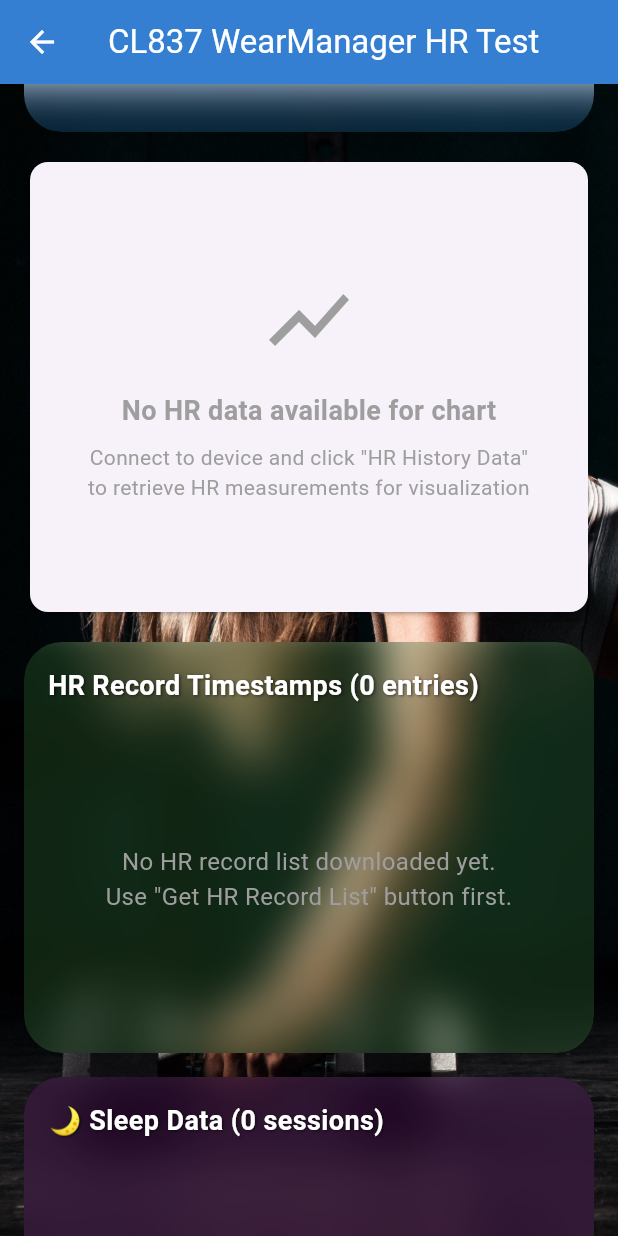
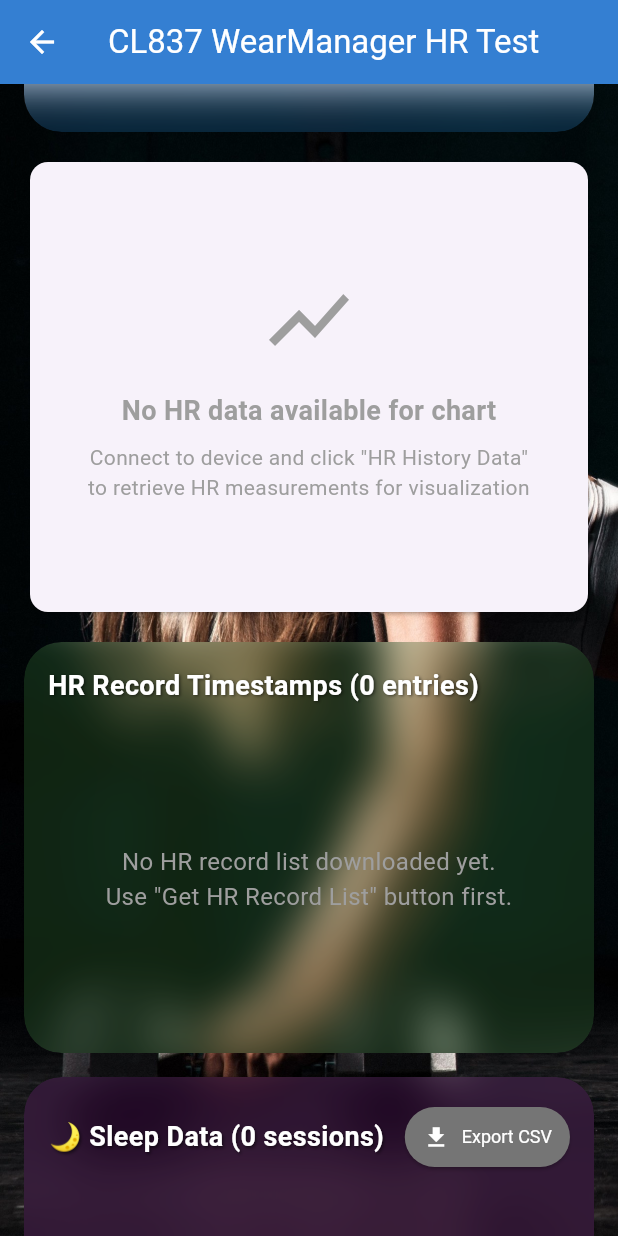
Before and after one commit to paoloartasensi/cl837, a Flutter app: the GrokHrScreen screen opened directly, scrolled down 576 dp, on a phone screen of 412 x 824 dp. Run offline on Flutter 3.47's test engine with Material 3 defaults, Android fonts, the phone set to English and light mode, and no system bars; our stand-ins replace fl_chart, flutter_blue_plus, flutter_local_notifications, permission_handler, share_plus, shared_preferences; accounts and stored records are empty.

Commit message:
fix: Improve code structure and readability in GrokHrScreen

```diff
--- a/lib/screens/grok_hr_screen.dart
+++ b/lib/screens/grok_hr_screen.dart
@@ -2116,13 +2116,24 @@ class _GrokHrScreenState extends State<GrokHrScreen> {
                             ],
                           ),
                         ),
-                        if (_sleepHistoryData.isNotEmpty)
+                        // Always show Export CSV button (will show message if no data)
                         ElevatedButton.icon(
-                            onPressed: _exportSleepDataToCSV,
+                          onPressed: _sleepHistoryData.isNotEmpty
+                              ? _exportSleepDataToCSV
+                              : () {
+                                  ScaffoldMessenger.of(context).showSnackBar(
+                                    const SnackBar(
+                                      content: Text('⚠️ No sleep data to export. Download sleep data first!'),
+                                      backgroundColor: Colors.orange,
+                                    ),
+                                  );
+                                },
                           icon: const Icon(Icons.download, size: 18),
                           label: const Text('Export CSV'),
                           style: ElevatedButton.styleFrom(
-                              backgroundColor: Colors.green.shade700,
+                            backgroundColor: _sleepHistoryData.isNotEmpty
+                                ? Colors.green.shade700
+                                : Colors.grey.shade600,
                             foregroundColor: Colors.white,
                             padding: const EdgeInsets.symmetric(horizontal: 12, vertical: 8),
                             textStyle: const TextStyle(fontSize: 12),
```
Lines whose indentation alone changed are shown as unchanged.
